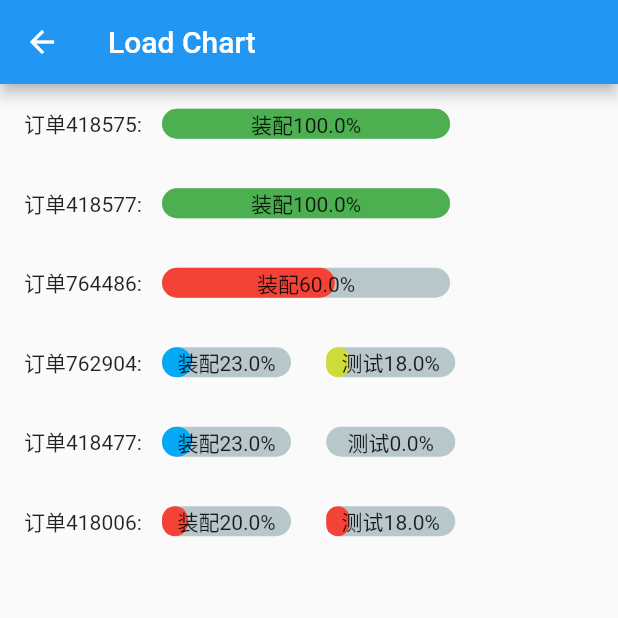
After one commit to CCl4-NJU/gantt_flutter, a Flutter app: the ProgressDemoPage screen opened directly, on a phone screen of 412 x 824 dp, the top half of it. The commit adds this screen. Run offline on Flutter 3.47's test engine with Material 2 defaults, Android fonts, the phone set to English and light mode, and no system bars; drawn by our look-alikes of percent_indicator; our stand-ins replace charts_flutter; missing offline and left inert: date_utils.

Commit message:
order progress chart without circular

```diff
--- a/lib/calendar_demo/calendar_demo_page.dart
+++ b/lib/calendar_demo/calendar_demo_page.dart
@@ -1,6 +1,7 @@
 import 'package:flutter/material.dart';
 import 'gantt_chart/gantt_chart_screen.dart';
 import 'gantt_chart/load_demo_page.dart';
+import 'gantt_chart/progress_demo_page.dart';
 
 //定义假数据，向子组件传参
 
@@ -21,7 +22,11 @@ class CalendarDemoPage extends StatelessWidget {
             ListTile(
                 title: Text('Resource Load'),
                 onTap: () => Navigator.of(context).push(
-                    MaterialPageRoute(builder: (context) => LoadDemoPage())))
+                    MaterialPageRoute(builder: (context) => LoadDemoPage()))),
+            ListTile(
+                title: Text('Order Progress'),
+                onTap: () => Navigator.of(context).push(MaterialPageRoute(
+                    builder: (context) => ProgressDemoPage()))),
           ],
         ),
       ),
--- a/lib/calendar_demo/gantt_chart/load_demo_page.dart
+++ b/lib/calendar_demo/gantt_chart/load_demo_page.dart
@@ -100,29 +100,29 @@ class LoadDemoPageState extends State<LoadDemoPage> {
   }
 }
 
-Widget getCircular(int load) {
-  var dataGauge = [
-    new GaugeSegment(1, load),
-    new GaugeSegment(0, 100 - load),
-  ];
-  var seriesGauge = [
-    charts.Series(
-      data: dataGauge,
-      domainFn: (GaugeSegment segment, _) => segment.load,
-      measureFn: (GaugeSegment segment, _) => segment.load_percent,
-      colorFn: (GaugeSegment segment, _) => segment.load == 0
-          ? charts.ColorUtil.fromDartColor(Colors.white)
-          : bar_colors[segment.load_percent ~/ 20],
-      id: 'Segments',
-    )
-  ];
-  return charts.PieChart(
-    seriesGauge,
-    animate: true,
-    defaultRenderer: new charts.ArcRendererConfig(
-        arcWidth: 30, startAngle: 4 / 5 * 3.14, arcLength: 7 / 5 * 3.14),
-  );
-}
+// Widget getCircular(int load) {
+//   var dataGauge = [
+//     new GaugeSegment(1, load),
+//     new GaugeSegment(0, 100 - load),
+//   ];
+//   var seriesGauge = [
+//     charts.Series(
+//       data: dataGauge,
+//       domainFn: (GaugeSegment segment, _) => segment.load,
+//       measureFn: (GaugeSegment segment, _) => segment.load_percent,
+//       colorFn: (GaugeSegment segment, _) => segment.load == 0
+//           ? charts.ColorUtil.fromDartColor(Colors.white)
+//           : bar_colors[segment.load_percent ~/ 20],
+//       id: 'Segments',
+//     )
+//   ];
+//   return charts.PieChart(
+//     seriesGauge,
+//     animate: true,
+//     defaultRenderer: new charts.ArcRendererConfig(
+//         arcWidth: 30, startAngle: 4 / 5 * 3.14, arcLength: 7 / 5 * 3.14),
+//   );
+// }
 
 Widget getBar(List<BarLoad> dataBar, String date) {
   var seriesBar = [
@@ -158,8 +158,8 @@ class BarLoad {
   BarLoad(this.resource, this.load_percent);
 }
 
-class GaugeSegment {
-  int load; //如果为0，表示空白；如果为1，表示数据
-  int load_percent;
-  GaugeSegment(this.load, this.load_percent);
-}
+// class GaugeSegment {
+//   int load; //如果为0，表示空白；如果为1，表示数据
+//   int load_percent;
+//   GaugeSegment(this.load, this.load_percent);
+// }
--- /dev/null
+++ b/lib/calendar_demo/gantt_chart/progress_demo_page.dart
@@ -0,0 +1,133 @@
+import 'package:flutter/material.dart';
+import 'package:percent_indicator/percent_indicator.dart';
+
+var progress_colors = [
+  Colors.lightBlue,
+  Colors.lime,
+  Colors.orange,
+  Colors.purple,
+];
+
+class ProgressDemoPage extends StatefulWidget {
+  @override
+  ProgressDemoPageState createState() => ProgressDemoPageState();
+}
+
+class ProgressDemoPageState extends State<ProgressDemoPage> {
+  final _data_items = <OrderData>[];
+
+  @override
+  void initState() {
+    super.initState();
+    /** 以下是硬编码假数据 */
+    _data_items.add(new OrderData(
+        '418575',
+        [
+          new ProgressData('装配', 1),
+        ],
+        false));
+    _data_items.add(new OrderData(
+        '418577',
+        [
+          new ProgressData('装配', 1),
+        ],
+        false));
+    _data_items.add(new OrderData(
+        '764486',
+        [
+          new ProgressData('装配', 0.6),
+        ],
+        true));
+    _data_items.add(new OrderData(
+        '762904',
+        [
+          new ProgressData('装配', 0.23),
+          new ProgressData('测试', 0.18),
+        ],
+        false));
+    _data_items.add(new OrderData(
+        '418477',
+        [
+          new ProgressData('装配', 0.23),
+          new ProgressData('测试', 0),
+        ],
+        false));
+    _data_items.add(new OrderData(
+        '418006',
+        [
+          new ProgressData('装配', 0.20),
+          new ProgressData('测试', 0.18),
+        ],
+        true));
+    /** 硬编码假数据结束 */
+  }
+
+  @override
+  Widget build(BuildContext context) {
+    return Scaffold(
+      appBar: AppBar(
+        title: Text('Load Chart'),
+      ),
+      body: Center(
+        child: _buildCharts(),
+      ),
+    );
+  }
+
+  Widget _buildCharts() {
+    return new ListView.builder(
+      itemCount: _data_items.length,
+      itemBuilder: (context, i) {
+        return _buildRow(_data_items[i]);
+      },
+    );
+  }
+
+  Widget _buildRow(OrderData data) {
+    List<Widget> progress_items = [];
+    Widget content;
+    int len = data.crafts.length;
+    for (int i = 0; i < len; i++) {
+      double percent = data.crafts[i].percent;
+      String center_str =
+          data.crafts[i].name + (data.crafts[i].percent * 100).toString() + '%';
+      progress_items.add(new LinearPercentIndicator(
+        width: (MediaQuery.of(context).size.width - 200) / len,
+        lineHeight: 20.0,
+        animation: true,
+        animationDuration: 500,
+        percent: percent,
+        leading: new Text(i == 0 ? ('订单' + data.id + ': ') : ' '),
+        center: Text(center_str),
+        progressColor: data.delay
+            ? Colors.red
+            : (percent >= 1
+                ? Colors.green
+                : progress_colors[i % progress_colors.length]),
+        linearStrokeCap: LinearStrokeCap.roundAll,
+      ));
+    }
+    content = new Row(
+      children: progress_items,
+    );
+    return new Padding(
+      padding: EdgeInsets.all(16.0),
+      child: content,
+    );
+  }
+}
+
+class OrderData {
+  String id; //订单号
+  List<ProgressData> crafts; //工艺信息
+  bool delay; //是否延期
+  String deal; //约定交期
+  String expc; //预计交期
+  OrderData(this.id, this.crafts, this.delay);
+}
+
+class ProgressData {
+  String name; //工艺
+  double percent;
+  ProgressData(this.name, this.percent);
+}
--- a/pubspec.yaml
+++ b/pubspec.yaml
@@ -27,7 +27,7 @@ dependencies:
   uuid: ^2.0.1
   quiver: ^2.1.5
   charts_flutter: ^0.9.0
-
+  percent_indicator: ^2.1.7+2
 
   # The following adds the Cupertino Icons font to your application.
   # Use with the CupertinoIcons class for iOS style icons.
```
Also changed, not shown: pubspec.lock.
